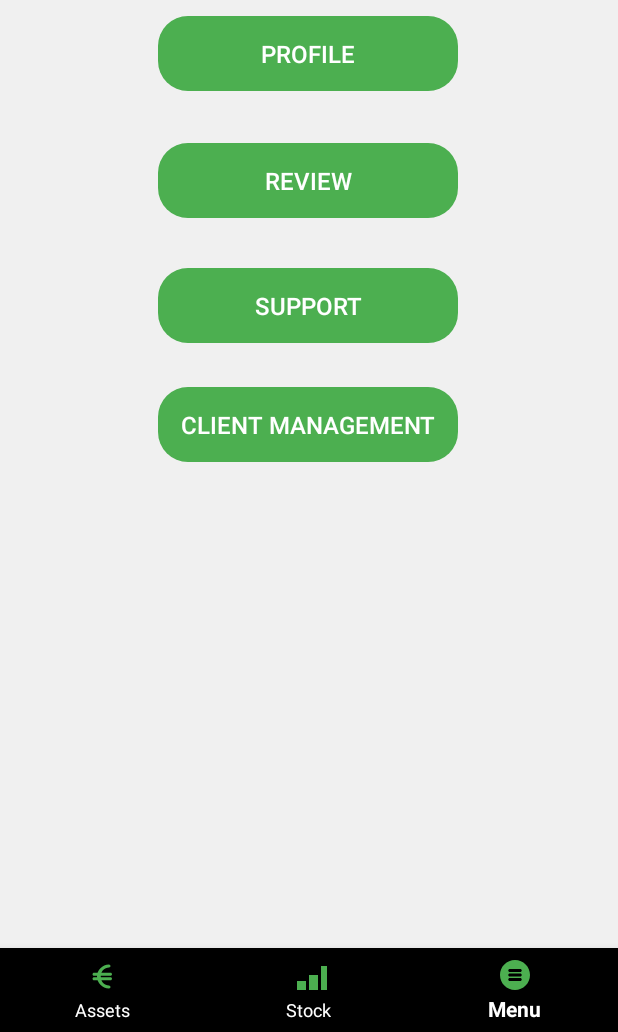
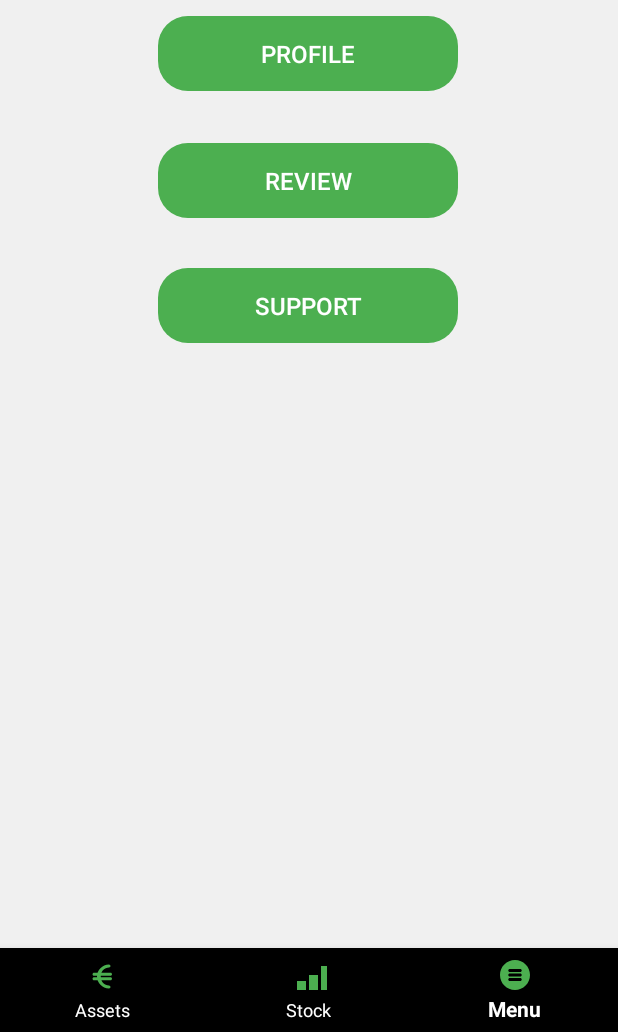
Before and after one commit to Barnabas35/AgenticCorporateTrader, an Android app: the MenuActivity screen opened directly, with no data from a screen before it, on a phone screen of 412 x 824 dp, the part 204-1236 px from its top. Run offline under Robolectric (Android 15) with nearby library versions, the phone set to English and light mode, and no system bars.

Commit message:
Update - Client Management
Client Management fully working and filtered by user type

```diff
--- a/frontend/android-studio-app/app/src/main/java/com/example/act_app/MenuActivity.kt
+++ b/frontend/android-studio-app/app/src/main/java/com/example/act_app/MenuActivity.kt
@@ -1,7 +1,9 @@
 package com.example.act_app
 
+import android.content.Context
 import android.content.Intent
 import android.os.Bundle
+import android.view.View
 import android.widget.Button
 import androidx.appcompat.app.AppCompatActivity
 
@@ -14,8 +16,33 @@ class MenuActivity : AppCompatActivity() {
         // Set up the bottom navigation to handle navigation between activities
         NavigationHelper.setupBottomNavigation(this, R.id.nav_menu)
 
-        // Find the profile button and set its click listener
+        // Find the buttons
         val profileButton = findViewById<Button>(R.id.profileButton)
+        val reviewpageButton = findViewById<Button>(R.id.reviewpageButton)
+        val supportButton = findViewById<Button>(R.id.supportButton)
+        val clientManagementButton = findViewById<Button>(R.id.clientManagementButton)
+
+        // Retrieve the user type from SharedPreferences
+        val sharedPreferences = getSharedPreferences("app_prefs", Context.MODE_PRIVATE)
+        val userType = sharedPreferences.getString("user_type", "")
+
+        // Conditionally show/hide buttons based on user type
+        when (userType) {
+            "admin", "fa" -> {
+                // For "admin" and "fa", hide Client Management button
+                clientManagementButton.visibility = View.GONE
+            }
+            "fm" -> {
+                // For "fm", display all buttons (Profile, Review, Support, Client Management)
+                clientManagementButton.visibility = View.VISIBLE
+            }
+            else -> {
+                // Default case: hide Client Management button (handle unknown user types)
+                clientManagementButton.visibility = View.GONE
+            }
+        }
+
+        // Set click listeners for each button
         profileButton.setOnClickListener {
             // Start ProfileActivity without animation
             val intent = Intent(this, ProfileActivity::class.java)
@@ -23,8 +50,6 @@ class MenuActivity : AppCompatActivity() {
             overridePendingTransition(0, 0)  // Disable the transition animation
         }
 
-        // Find the review button and set its click listener
-        val reviewpageButton = findViewById<Button>(R.id.reviewpageButton)
         reviewpageButton.setOnClickListener {
             // Start ReviewPageActivity without animation
             val intent = Intent(this, ReviewPageActivity::class.java)
@@ -32,8 +57,6 @@ class MenuActivity : AppCompatActivity() {
             overridePendingTransition(0, 0)  // Disable the transition animation
         }
 
-        // Find the support button and set its click listener
-        val supportButton = findViewById<Button>(R.id.supportButton)
         supportButton.setOnClickListener {
             // Start SupportPageActivity without animation
             val intent = Intent(this, SupportPageActivity::class.java)
@@ -41,8 +64,6 @@ class MenuActivity : AppCompatActivity() {
             overridePendingTransition(0, 0)  // Disable the transition animation
         }
 
-        // Find the client management button and set its click listener
-        val clientManagementButton = findViewById<Button>(R.id.clientManagementButton)
         clientManagementButton.setOnClickListener {
             // Start ClientManagementActivity without animation
             val intent = Intent(this, ClientManagementActivity::class.java)
```
